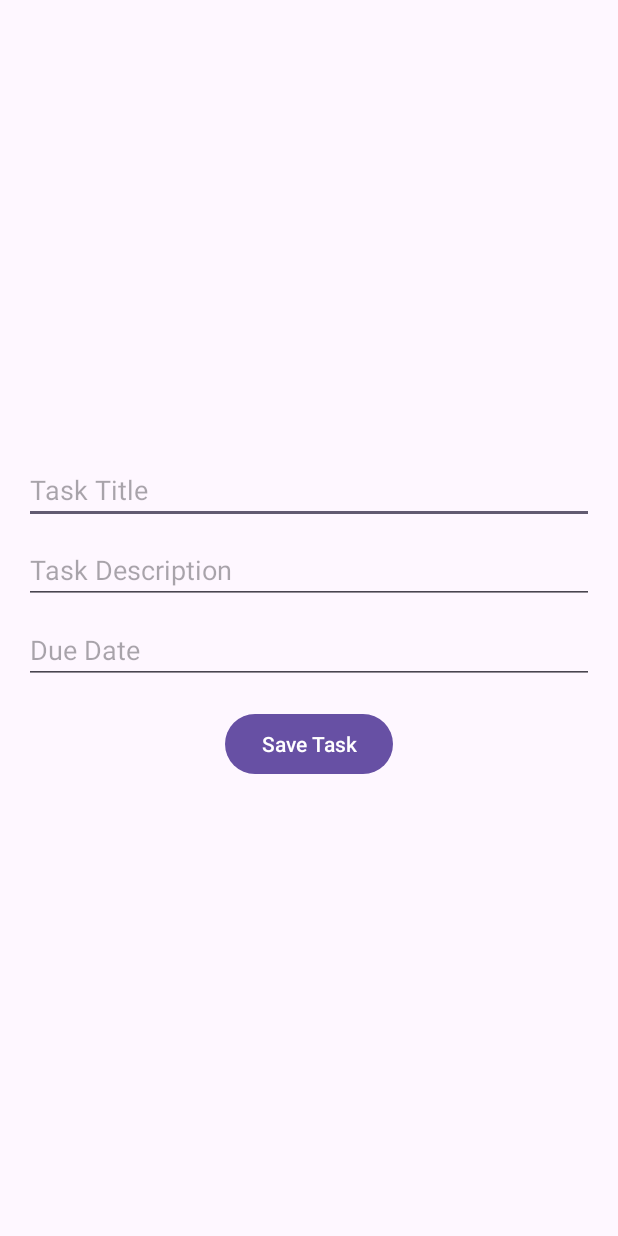
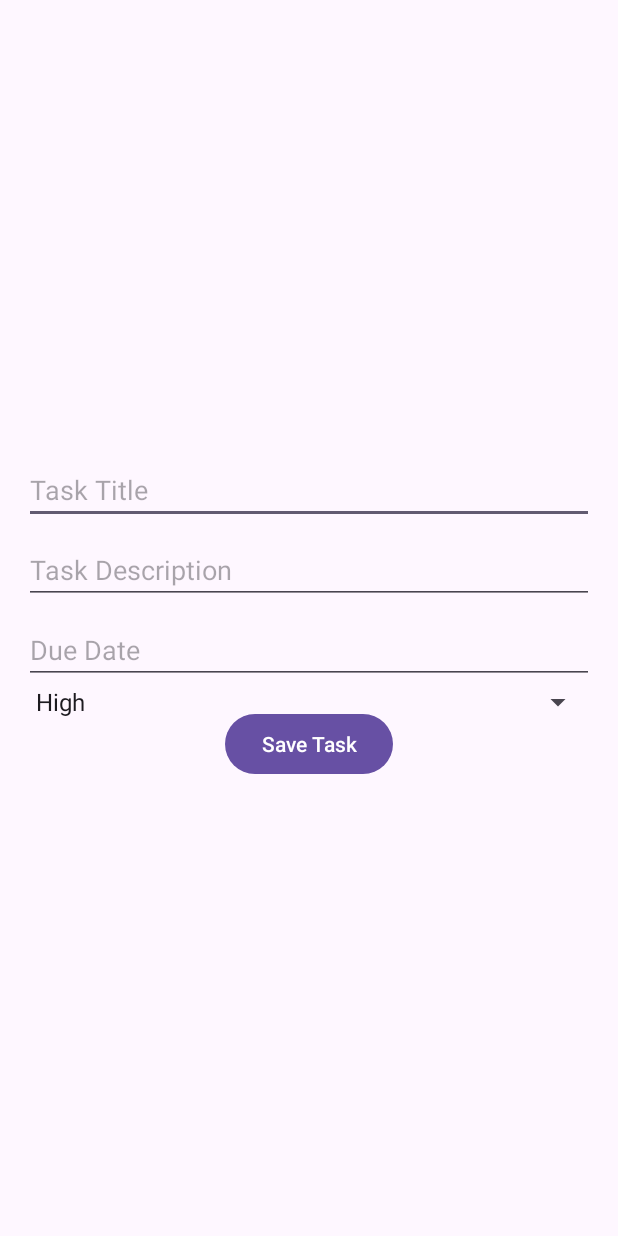
Before and after one commit to SShinbae/taskManagement, an Android app: the AddTaskActivity screen opened directly, with no data from a screen before it, on a phone screen of 412 x 824 dp. Run offline under Robolectric (Android 15) with nearby library versions, the phone set to English and light mode, and no system bars; our stand-ins replace Room's generated code.

```diff
--- a/app/src/main/res/layout/activity_add_task.xml
+++ b/app/src/main/res/layout/activity_add_task.xml
@@ -40,6 +40,16 @@
         app:layout_constraintEnd_toEndOf="parent"
         android:layout_marginBottom="16dp"/>
 
+    <Spinner
+        android:id="@+id/spinnerPriority"
+        android:layout_width="0dp"
+        android:layout_height="wrap_content"
+        android:layout_marginBottom="16dp"
+        app:layout_constraintTop_toBottomOf="@id/editDueDate"
+        app:layout_constraintStart_toStartOf="parent"
+        app:layout_constraintEnd_toEndOf="parent"
+        android:entries="@array/priority_array" />
+
     <Button
         android:id="@+id/btnSave"
         android:layout_width="wrap_content"
@@ -49,4 +59,6 @@
         app:layout_constraintBottom_toBottomOf="parent"
         app:layout_constraintStart_toStartOf="parent"
         app:layout_constraintEnd_toEndOf="parent"/>
+
+
 </androidx.constraintlayout.widget.ConstraintLayout>
--- a/app/src/main/res/values/strings.xml
+++ b/app/src/main/res/values/strings.xml
@@ -5,6 +5,11 @@
     <string name="second_fragment_label">Second Fragment</string>
     <string name="next">Next</string>
     <string name="previous">Previous</string>
+    <string-array name="priority_array">
+        <item>High</item>
+        <item>Normal</item>
+        <item>Low</item>
+    </string-array>
 
     <string name="lorem_ipsum">
         Lorem ipsum dolor sit amet, consectetur adipiscing elit. Nam in scelerisque sem. Mauris
```
Also changed, not shown: app/src/main/java/com/example/taskmanagement/AddTaskActivity.java (+24 -18 lines), app/src/main/java/com/example/taskmanagement/Task.java (+4 -3 lines).
